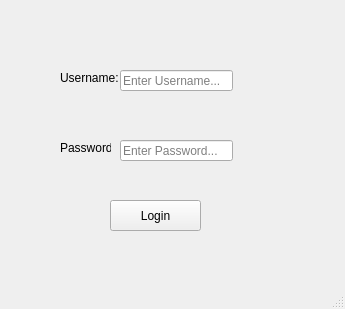
First picture: the form in FinanceCalculatorV2/login_screen.ui, repository UnitedPuggs/FinanceCalculatorV2, before the edit.
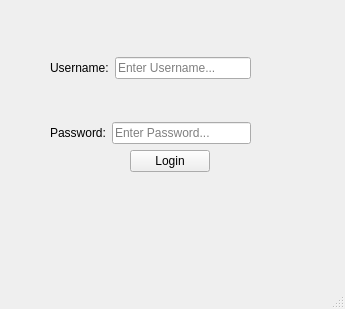
Second picture: the form after the edit.

The edit to the form file:
```diff
--- a/FinanceCalculatorV2/login_screen.ui
+++ b/FinanceCalculatorV2/login_screen.ui
@@ -14,53 +14,72 @@
    <string>Login Screen</string>
   </property>
   <widget class="QWidget" name="centralwidget">
+   <widget class="QWidget" name="verticalLayoutWidget_3">
+    <property name="geometry">
+     <rect>
+      <x>50</x>
+      <y>20</y>
+      <width>241</width>
+      <height>191</height>
+     </rect>
+    </property>
+    <layout class="QVBoxLayout" name="loginvert">
+     <item>
+      <layout class="QVBoxLayout" name="uservert">
+       <item>
+        <layout class="QHBoxLayout" name="horizontalLayout">
+         <item>
    <widget class="QLabel" name="userLabal">
-    <property name="geometry">
-     <rect>
-      <x>60</x>
-      <y>70</y>
-      <width>61</width>
-      <height>16</height>
-     </rect>
-    </property>
     <property name="text">
      <string>Username:</string>
     </property>
    </widget>
-   <widget class="QLabel" name="passLabel">
-    <property name="geometry">
-     <rect>
-      <x>60</x>
-      <y>140</y>
-      <width>51</width>
-      <height>16</height>
-     </rect>
-    </property>
-    <property name="text">
-     <string>Password:</string>
-    </property>
-   </widget>
+         </item>
+         <item>
    <widget class="QLineEdit" name="usernameLine">
-    <property name="geometry">
-     <rect>
-      <x>120</x>
-      <y>70</y>
-      <width>113</width>
-      <height>21</height>
-     </rect>
-    </property>
     <property name="placeholderText">
      <string>Enter Username...</string>
     </property>
    </widget>
+         </item>
+         <item>
+          <spacer name="horizontalSpacer">
+           <property name="orientation">
+            <enum>Qt::Horizontal</enum>
+           </property>
+           <property name="sizeType">
+            <enum>QSizePolicy::Fixed</enum>
+           </property>
+           <property name="sizeHint" stdset="0">
+            <size>
+             <width>40</width>
+             <height>20</height>
+            </size>
+           </property>
+          </spacer>
+         </item>
+        </layout>
+       </item>
+      </layout>
+     </item>
+     <item>
+      <layout class="QVBoxLayout" name="passvert">
+       <item>
+        <layout class="QHBoxLayout" name="horizontalLayout_2">
+         <item>
+          <widget class="QLabel" name="passLabel">
+           <property name="text">
+            <string>Password:</string>
+           </property>
+          </widget>
+         </item>
+         <item>
    <widget class="QLineEdit" name="passwordLine">
-    <property name="geometry">
-     <rect>
-      <x>120</x>
-      <y>140</y>
-      <width>113</width>
-      <height>21</height>
-     </rect>
+           <property name="sizePolicy">
+            <sizepolicy hsizetype="Expanding" vsizetype="Fixed">
+             <horstretch>0</horstretch>
+             <verstretch>0</verstretch>
+            </sizepolicy>
     </property>
     <property name="echoMode">
      <enum>QLineEdit::Password</enum>
@@ -69,18 +88,41 @@
      <string>Enter Password...</string>
     </property>
    </widget>
+         </item>
+         <item>
+          <spacer name="horizontalSpacer_2">
+           <property name="orientation">
+            <enum>Qt::Horizontal</enum>
+           </property>
+           <property name="sizeType">
+            <enum>QSizePolicy::Fixed</enum>
+           </property>
+           <property name="sizeHint" stdset="0">
+            <size>
+             <width>40</width>
+             <height>20</height>
+            </size>
+           </property>
+          </spacer>
+         </item>
+        </layout>
+       </item>
+       <item alignment="Qt::AlignHCenter">
    <widget class="QPushButton" name="loginButton">
-    <property name="geometry">
-     <rect>
-      <x>110</x>
-      <y>200</y>
-      <width>91</width>
-      <height>31</height>
-     </rect>
+         <property name="sizePolicy">
+          <sizepolicy hsizetype="Fixed" vsizetype="Fixed">
+           <horstretch>0</horstretch>
+           <verstretch>0</verstretch>
+          </sizepolicy>
     </property>
     <property name="text">
      <string>Login</string>
     </property>
+        </widget>
+       </item>
+      </layout>
+     </item>
+    </layout>
    </widget>
   </widget>
   <widget class="QMenuBar" name="menubar">
```
Lines whose indentation alone changed are shown as unchanged.
